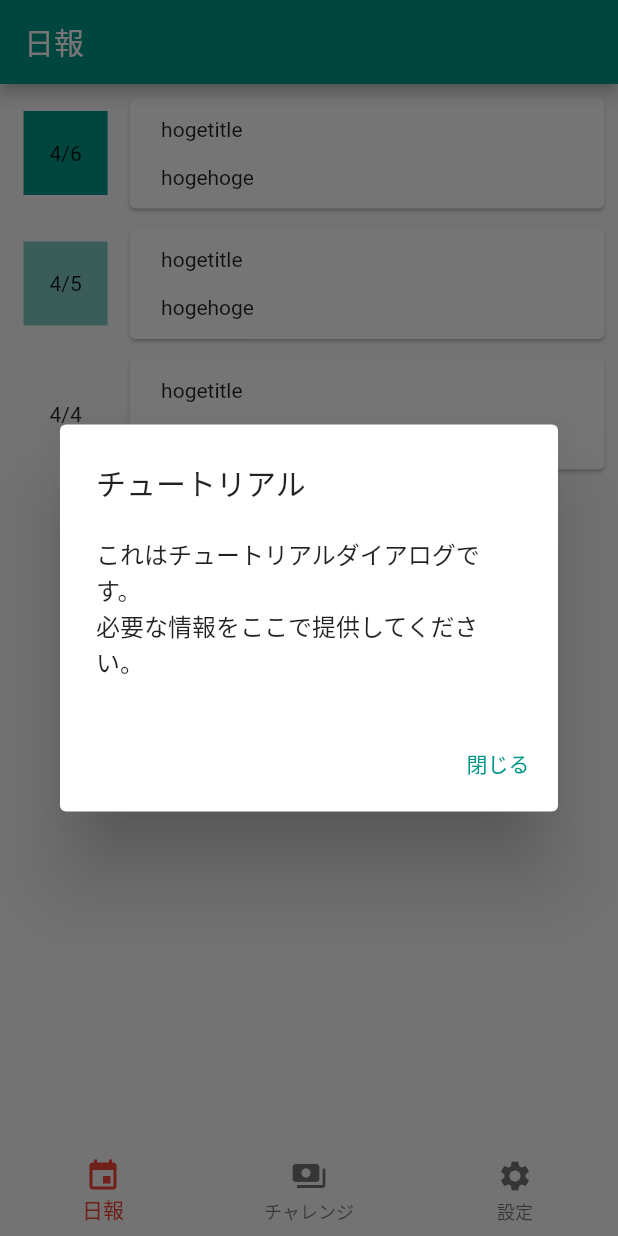
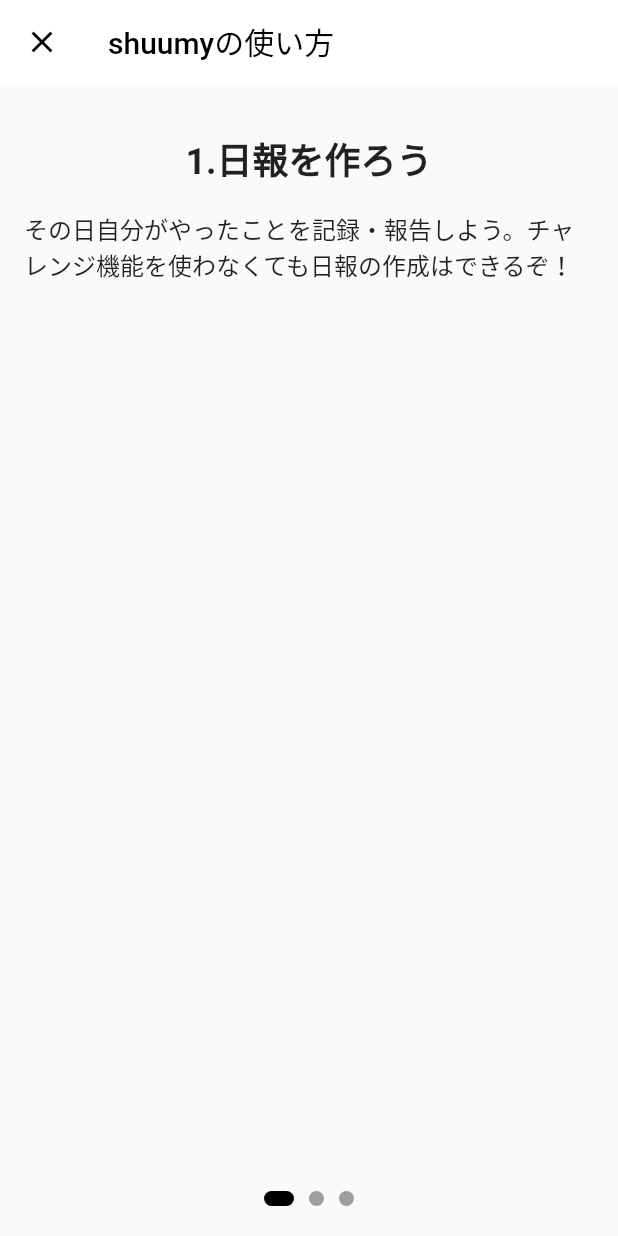
Before and after one commit to tomurango/shuumy, a Flutter app: the screen it shows after launch, on a phone screen of 412 x 824 dp. Run offline on Flutter 3.47's test engine with Material 2 defaults, Android fonts, the phone set to English and light mode, and no system bars; our stand-ins replace firebase_core, shared_preferences; accounts and stored records are empty.

Commit message:
日付から７日間を取得して表示するようにした

```diff
--- a/lib/components/tutorial_dialog.dart
+++ b/lib/components/tutorial_dialog.dart
@@ -6,26 +6,23 @@
 
   @override
   Widget build(BuildContext context) {
-    return AlertDialog(
-      title: Text('チュートリアル'),
-      content: SingleChildScrollView(
-        child: ListBody(
-          children: <Widget>[
-            Text('これはチュートリアルダイアログです。'),
-            Text('必要な情報をここで提供してください。'),
-          ],
+    return Dialog.fullscreen(
+      child: Scaffold(
+        appBar: AppBar(
+          title: Text(
+            'shuumyの使い方',
+            style: TextStyle(color: Colors.black),
+          ),
+          backgroundColor: Colors.white,
+          elevation: 0,
+          leading: IconButton(
+            color: Colors.black,
+            icon: Icon(Icons.close),
+            onPressed: () => Navigator.pop(context), // ダイアログを閉じる
+          ),
         ),
+        body: TutorialContents(),
       ),
-      actions: <Widget>[
-        TextButton(
-          child: Text('閉じる'),
-          onPressed: () async {
-            final prefs = await SharedPreferences.getInstance();
-            await prefs.setBool('tutorial_shown', true);
-            Navigator.of(context).pop();
-          },
-        ),
-      ],
     );
   }
 
@@ -40,3 +37,85 @@
     );
   }
 }
+
+class TutorialContents extends StatefulWidget {
+  @override
+  _TutorialContentsState createState() => _TutorialContentsState();
+}
+
+class _TutorialContentsState extends State<TutorialContents> {
+  int _currentPage = 0;
+  List<Map<String, dynamic>> pageContents = [
+    {
+      //'image': AssetImage('assets/images/image1.png'),
+      'title': '1.日報を作ろう',
+      'text': 'その日自分がやったことを記録・報告しよう。チャレンジ機能を使わなくても日報の作成はできるぞ！',
+    },
+    {
+      //'image': AssetImage('assets/images/image2.png'),
+      'title': '2.チャレンジを始めよう',
+      'text': 'チャレンジは1000円で1週間に挑戦できるぞ。あなたの報告に応じてお金が返ってくる!',
+    },
+    {
+      //'image': AssetImage('assets/images/image3.png'),
+      'title': '3.さあ！始めよう！',
+      'text': 'Shuumyを活用して自分の行動を自由自在に!チャレンジのルールは設定画面から確認できるぞ。',
+    },
+  ];
+
+  @override
+  Widget build(BuildContext context) {
+    return Stack(
+      children: [
+        PageView.builder(
+          onPageChanged: (int page) {
+            setState(() {
+              _currentPage = page;
+            });
+          },
+          itemCount: pageContents.length,
+          itemBuilder: (BuildContext context, int index) {
+            return Container(
+              padding: EdgeInsets.all(16),
+              child: Column(
+                children: [
+                  //Image(image: pageContents[index]['image']),
+                  SizedBox(height: 16),
+                  Text(
+                    pageContents[index]['title'],
+                    style: TextStyle(fontSize: 24, fontWeight: FontWeight.bold),
+                  ),
+                  SizedBox(height: 16),
+                  Text(
+                    pageContents[index]['text'],
+                    style: TextStyle(fontSize: 16),
+                  ),
+                ],
+              ),
+            );
+          },
+        ),
+        Positioned(
+          bottom: 20,
+          left: 0,
+          right: 0,
+          child: Row(
+            mainAxisAlignment: MainAxisAlignment.center,
+            children: List<Widget>.generate(3, (int index) {
+              return AnimatedContainer(
+                duration: Duration(milliseconds: 200),
+                margin: EdgeInsets.symmetric(horizontal: 5),
+                height: 10,
+                width: _currentPage == index ? 20 : 10,
+                decoration: BoxDecoration(
+                  borderRadius: BorderRadius.circular(5),
+                  color: _currentPage == index ? Colors.black : Colors.grey,
+                ),
+              );
+            }),
+          ),
+        ),
+      ],
+    );
+  }
+}
--- a/lib/pages/challenge_page.dart
+++ b/lib/pages/challenge_page.dart
@@ -20,7 +20,7 @@
               // チャレンジ内容確認ボタンの処理をここに実装
             },
             child: Text(
-              'チャレンジとは？',
+              'チャレンジを始める',
               style: TextStyle(
                 color: Theme.of(context).primaryColor,
               ),
--- a/lib/pages/daily_report_page.dart
+++ b/lib/pages/daily_report_page.dart
@@ -7,65 +7,43 @@
 }
 
 class _DailyReportPageState extends State<DailyReportPage> {
-
   @override
   Widget build(BuildContext context) {
+    DateTime today = DateTime.now();
+    List<DateTime> pastDates = List.generate(
+      7,
+      (index) => today.subtract(Duration(days: index)),
+    );
+
     return SingleChildScrollView(
       child: Container(
         child: Column(
-          children: [
-            Row(
+          children: pastDates.map((date) {
+            bool isEditable = date.day == today.day ||
+                (date.day == today.subtract(Duration(days: 1)).day &&
+                    today.hour < 12);
+
+            return Row(
               children: [
                 Expanded(
                   flex: 1,
                   child: Container(
                     child: Padding(
-                      padding: EdgeInsets.only(top: 5, right: 0, bottom: 0, left: 5),
+                      padding:
+                          EdgeInsets.only(top: 5, right: 0, bottom: 0, left: 5),
                       child: Stack(
-                        alignment: AlignmentDirectional.center, // 子要素を中央に配置する
+                        alignment: AlignmentDirectional.center,
                         children: <Widget>[
-                          Container(
-                            color: Colors.teal,
-                            height: 56,
-                            width: 56,
-                          ),
-                          Text('4/6'),
-                        ]
-                      ),
-                    ),
-                  ),
-                ),
-                Expanded(
-                  flex: 4,
-                  child: Container(
-                    child: Padding(
-                      padding: EdgeInsets.only(top: 5, right: 5, bottom: 0, left: 0),
-                      child: ReportCard(
-                        title: 'hogetitle',
-                        memo: 'hogehoge',
-                        diaryDate: DateTime.now(),
-                      )
-                    ),
-                  ),
-                ),
-              ],
-            ),
-            Row(
-              children: [
-                Expanded(
-                  flex: 1,
-                  child: Container(
-                    child: Padding(
-                      padding: EdgeInsets.only(top: 5, right: 0, bottom: 0, left: 5),
-                      child: Stack(
-                        alignment: AlignmentDirectional.center, // 子要素を中央に配置する
-                        children: <Widget>[
-                          Container(
-                            color: Colors.teal[200],
-                            height: 56,
-                            width: 56,
-                          ),
-                          Text('4/5'),
+                          isEditable
+                              ? Container(
+                                  color: date.day == today.day
+                                      ? Colors.teal
+                                      : Colors.teal[200],
+                                  height: 56,
+                                  width: 56,
+                                )
+                              : SizedBox(),
+                          Text('${date.month}/${date.day}'),
                         ],
                       ),
                     ),
@@ -75,49 +53,19 @@
                   flex: 4,
                   child: Container(
                     child: Padding(
-                      padding: EdgeInsets.only(top: 5, right: 5, bottom: 0, left: 0),
+                      padding:
+                          EdgeInsets.only(top: 5, right: 5, bottom: 0, left: 0),
                       child: ReportCard(
-                        title: 'hogetitle',
-                        memo: 'hogehoge',
-                        diaryDate: DateTime.now(),
-                      )
+                        title: 'Title for ${date.month}/${date.day}',
+                        memo: 'Memo for ${date.month}/${date.day}',
+                        diaryDate: date,
+                      ),
                     ),
                   ),
                 ),
               ],
-            ),
-            Row(
-              children: [
-                Expanded(
-                  flex: 1,
-                  child: Container(
-                    child: Padding(
-                      padding: EdgeInsets.only(top: 5, right: 0, bottom: 0, left: 5),
-                      child: Stack(
-                        alignment: AlignmentDirectional.center, // 子要素を中央に配置する
-                        children: <Widget>[
-                          Text('4/4'),
-                        ],
-                      ),
-                    ),
-                  ),
-                ),
-                Expanded(
-                  flex: 4,
-                  child: Container(
-                    child: Padding(
-                      padding: EdgeInsets.only(top: 5, right: 5, bottom: 0, left: 0),
-                      child: ReportCard(
-                        title: 'hogetitle',
-                        memo: 'hogehoge',
-                        diaryDate: DateTime.now(),
-                      )
-                    ),
-                  ),
-                ),
-              ],
-            ),
-          ],
+            );
+          }).toList(),
         ),
       ),
     );
--- a/lib/pages/setting_page.dart
+++ b/lib/pages/setting_page.dart
@@ -24,7 +24,13 @@
           },
         ),
         ListTile(
-          title: Text('チュートリアル確認'),
+          title: Text('チュートリアル再確認'),
+          onTap: () {
+            // チュートリアル確認画面へ遷移
+          },
+        ),
+        ListTile(
+          title: Text('チャレンジのルール詳細'),
           onTap: () {
             // チュートリアル確認画面へ遷移
           },
```
